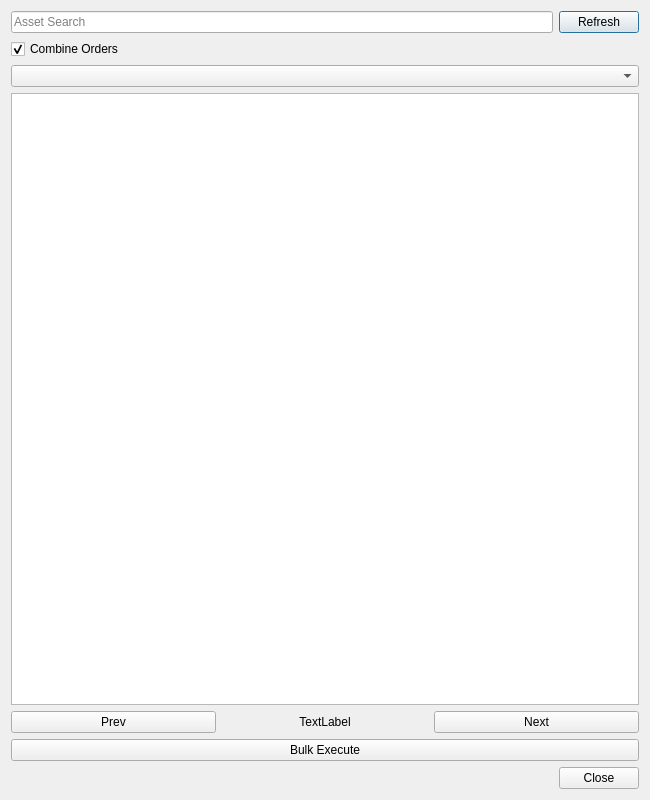
ben-abraham/raven-trader-pro, file ui/qt/server_orders.ui: the form before one commit.
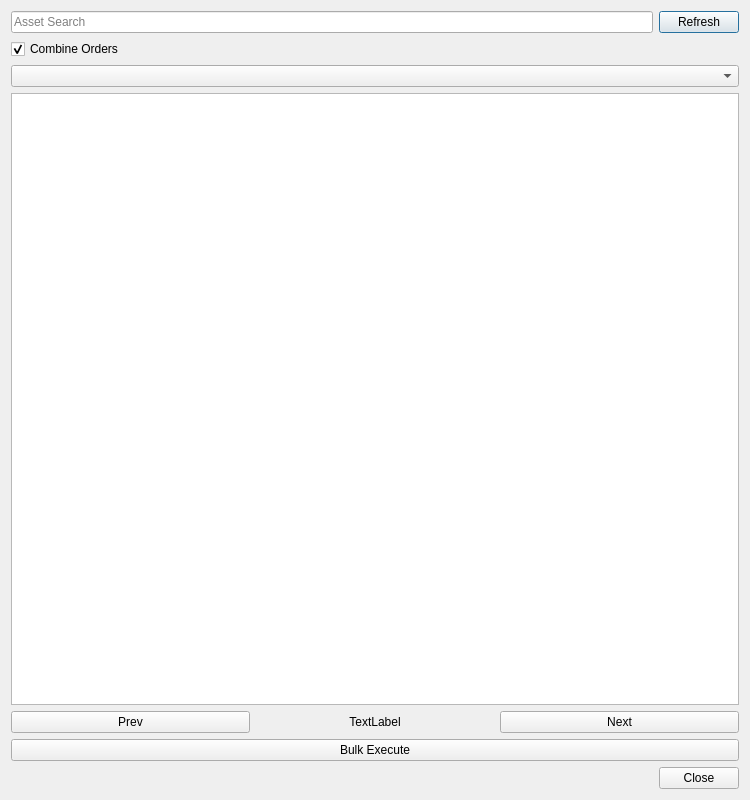
The form after the commit.

Commit message: Fixed settings not saving on close. Expanded server orders dialog by 100px.

What changed in the file:
```diff
--- a/ui/qt/server_orders.ui
+++ b/ui/qt/server_orders.ui
@@ -6,7 +6,7 @@
    <rect>
     <x>0</x>
     <y>0</y>
-    <width>650</width>
+    <width>750</width>
     <height>800</height>
    </rect>
   </property>
```
The commit also changes 1 other file.
